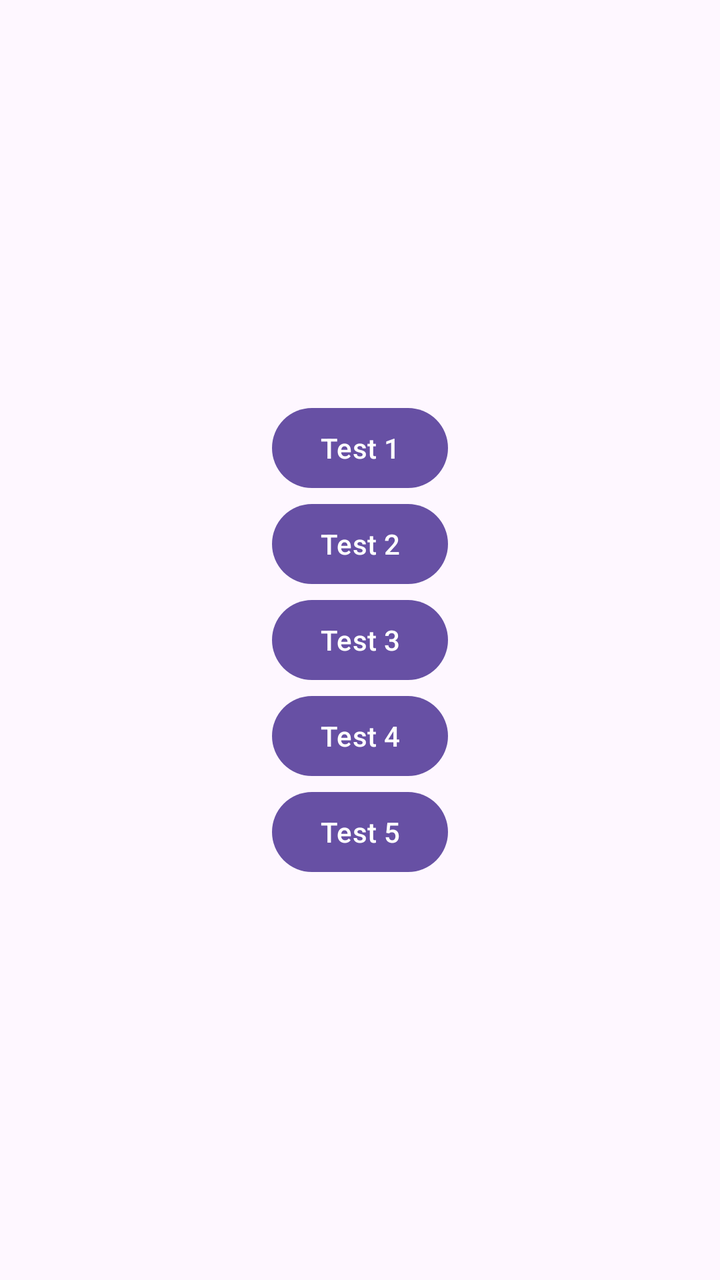
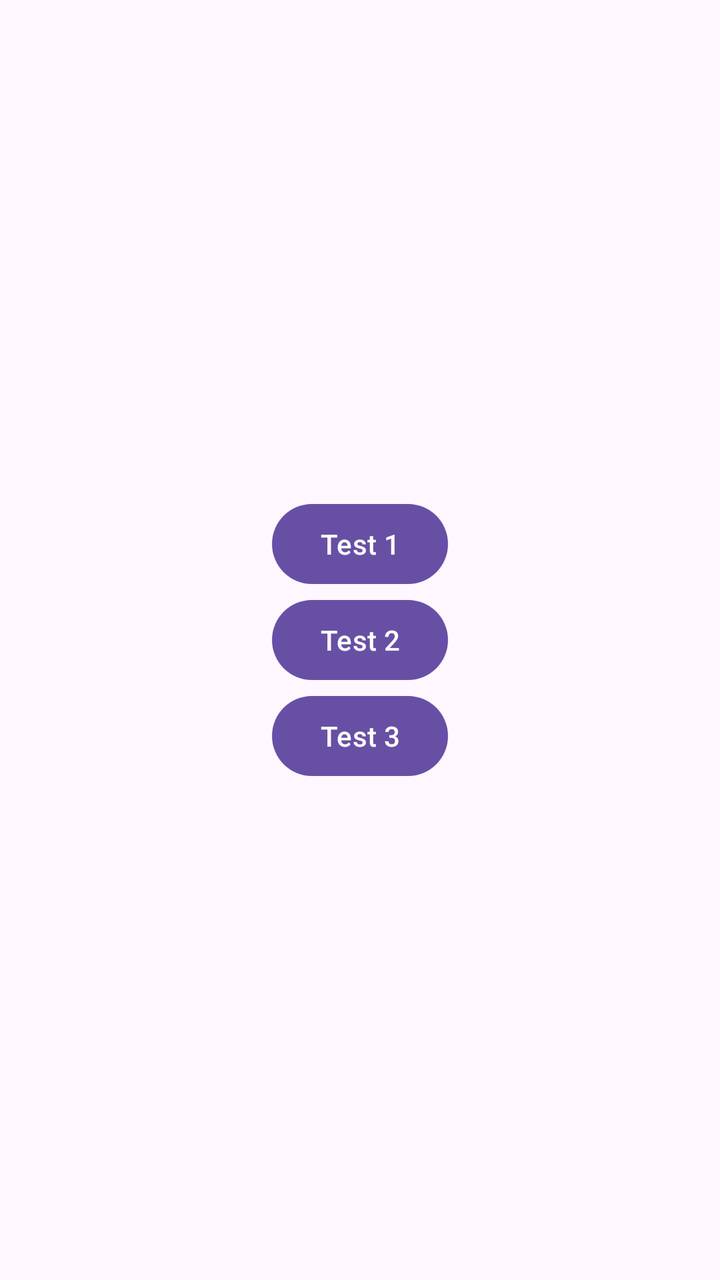

An Android layout rendered at two revisions. The XML below is the earlier revision; the diff shows what the commit changed to produce the second picture.
<!-- AndroidManifest.xml: application theme Theme.A06ScreenTransitionSample -->
<!-- res/layout/activity_main.xml -->
<?xml version="1.0" encoding="utf-8"?>
<LinearLayout xmlns:android="http://schemas.android.com/apk/res/android"
    xmlns:tools="http://schemas.android.com/tools"
    android:id="@+id/main"
    android:layout_width="match_parent"
    android:layout_height="match_parent"
    android:gravity="center"
    android:orientation="vertical"
    tools:context=".MainActivity">

    <Button
        android:id="@+id/btn1"
        android:layout_width="wrap_content"
        android:layout_height="wrap_content"
        android:text="Test 1" />

    <Button
        android:id="@+id/btn2"
        android:layout_width="wrap_content"
        android:layout_height="wrap_content"
        android:text="Test 2" />

    <Button
        android:id="@+id/btn3"
        android:layout_width="wrap_content"
        android:layout_height="wrap_content"
        android:text="Test 3" />

    <Button
        android:id="@+id/btn4"
        android:layout_width="wrap_content"
        android:layout_height="wrap_content"
        android:text="Test 4" />

    <Button
        android:id="@+id/btn5"
        android:layout_width="wrap_content"
        android:layout_height="wrap_content"
        android:text="Test 5" />

</LinearLayout>
<!-- resources referenced by this layout -->
<resources>
  <style name="Theme.A06ScreenTransitionSample" parent="Base.Theme.A06ScreenTransitionSample" />
  <style name="Base.Theme.A06ScreenTransitionSample" parent="Theme.Material3.DayNight.NoActionBar">
          
          
      </style>
</resources>

<!-- the commit's change to res/layout/activity_main.xml (unified diff, before → after) -->
@@ -26,16 +26,4 @@
         android:layout_height="wrap_content"
         android:text="Test 3" />
 
-    <Button
-        android:id="@+id/btn4"
-        android:layout_width="wrap_content"
-        android:layout_height="wrap_content"
-        android:text="Test 4" />
-
-    <Button
-        android:id="@+id/btn5"
-        android:layout_width="wrap_content"
-        android:layout_height="wrap_content"
-        android:text="Test 5" />
-
 </LinearLayout>
